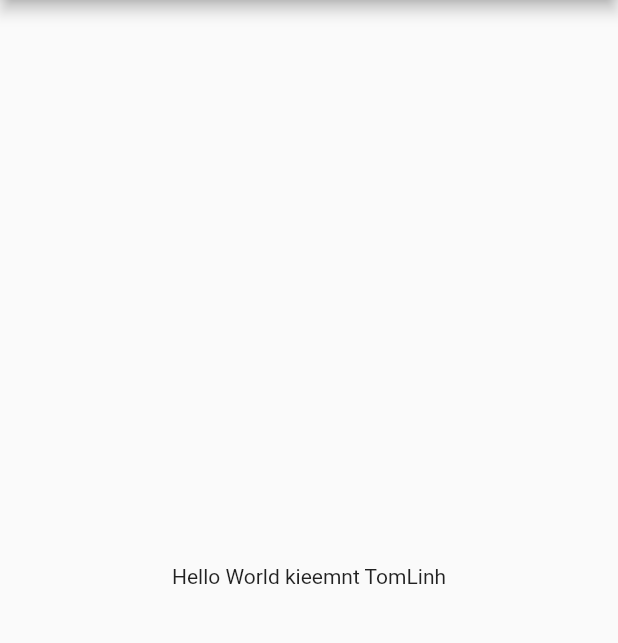
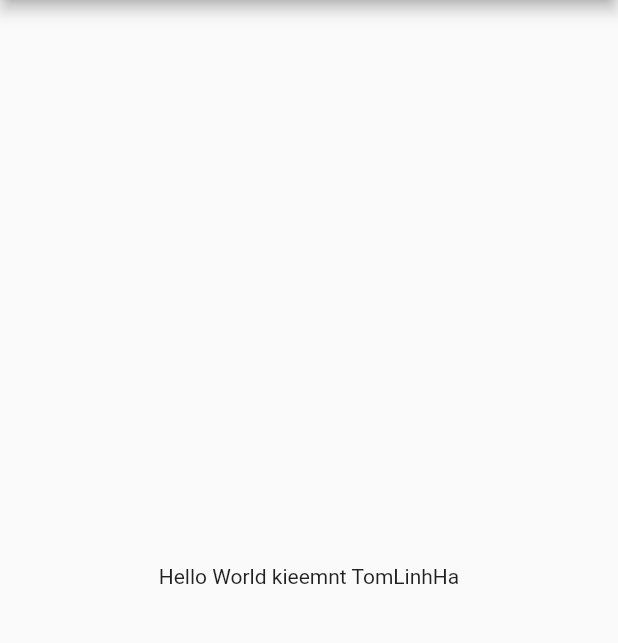
Before and after one commit to rongcatlinh/Flutter, a Flutter app: the screen it shows after launch, on a phone screen of 412 x 824 dp, the part 84-727 px from its top. Run offline on Flutter 3.47's test engine with Material 2 defaults, Android fonts, the phone set to English and light mode, and no system bars.

Commit message:
Update main.dart

```diff
--- a/lib/main.dart
+++ b/lib/main.dart
@@ -14,7 +14,7 @@ class MyApp extends StatelessWidget {
           title: const Text('Welcome to Flutter'),
         ),
         body: const Center(
-          child: Text('Hello World kieemnt TomLinh'),
+          child: Text('Hello World kieemnt TomLinhHa'),
         ),
       ),
     );
```
